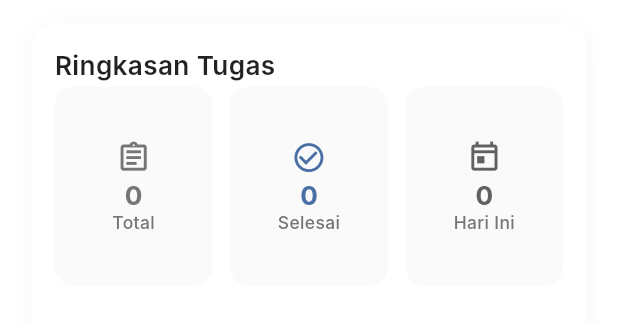
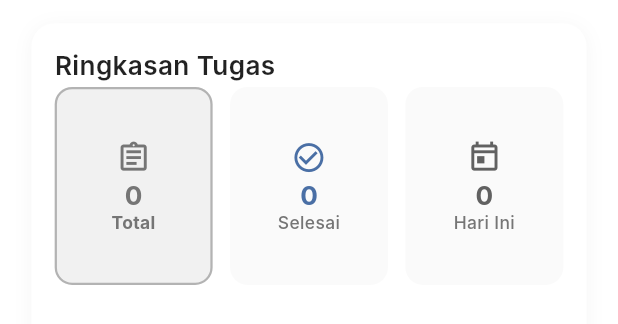
Before and after one commit to MikeNoppo/todolist, a Flutter app: the DashboardOverviewCard widget shown alone on an empty page, opened directly with empty values, on a phone screen of 412 x 824 dp. Shown: the top 324 px of the screen. Run offline on Flutter 3.47's test engine with Material 3 defaults, Android fonts, the phone set to English and light mode, and no system bars; our stand-ins replace flutter_local_notifications, flutter_screenutil, flutter_timezone, shared_preferences, timezone; accounts and stored records are empty; Roboto replaces fonts that are missing (Inter).

Commit message:
feat: Adds selectable stat cards

```diff
--- a/lib/screens/Home/widgets/dashboard/dashboard_overview_card.dart
+++ b/lib/screens/Home/widgets/dashboard/dashboard_overview_card.dart
@@ -6,8 +6,15 @@ import 'stat_card.dart';
 
 class DashboardOverviewCard extends StatelessWidget {
   final List<TodoModel> todos;
+  final String currentFilter;
+  final Function(String) onFilterChanged;
 
-  const DashboardOverviewCard({super.key, required this.todos});
+  const DashboardOverviewCard({
+    super.key,
+    required this.todos,
+    this.currentFilter = 'all',
+    required this.onFilterChanged,
+  });
 
   @override
   Widget build(BuildContext context) {
@@ -16,9 +23,11 @@ class DashboardOverviewCard extends StatelessWidget {
 
     final completedTasks = todos.where((todo) => todo.isCompleted).length;
     final totalTasks = todos.length;
+
+    final now = DateTime.now();
+    final today = DateTime(now.year, now.month, now.day);
+
     final todayTasks = todos.where((todo) {
-      final now = DateTime.now();
-      final today = DateTime(now.year, now.month, now.day);
       final deadline = DateTime(
         todo.deadline.year,
         todo.deadline.month,
@@ -26,20 +35,24 @@ class DashboardOverviewCard extends StatelessWidget {
       );
       return deadline.isAtSameMomentAs(today);
     }).length;
+
     final stats = [
       (
+        id: 'all',
         label: 'Total',
         value: totalTasks.toString(),
         icon: Icons.assignment_outlined,
         color: Colors.grey[600]!,
       ),
       (
+        id: 'completed',
         label: 'Selesai',
         value: completedTasks.toString(),
         icon: Icons.check_circle_outline,
         color: const Color(0xFF4A6FA5),
       ),
       (
+        id: 'today',
         label: 'Hari Ini',
         value: todayTasks.toString(),
         icon: Icons.today_outlined,
@@ -100,6 +113,8 @@ class DashboardOverviewCard extends StatelessWidget {
                     value: item.value,
                     icon: item.icon,
                     color: item.color,
+                    isSelected: currentFilter == item.id,
+                    onTap: () => onFilterChanged(item.id),
                   );
                 },
               );
--- a/lib/screens/Home/widgets/dashboard/stat_card.dart
+++ b/lib/screens/Home/widgets/dashboard/stat_card.dart
@@ -7,6 +7,8 @@ class StatCard extends StatelessWidget {
   final String value;
   final IconData icon;
   final Color color;
+  final VoidCallback? onTap;
+  final bool isSelected;
 
   const StatCard({
     super.key,
@@ -14,18 +16,29 @@ class StatCard extends StatelessWidget {
     required this.value,
     required this.icon,
     required this.color,
+    this.onTap,
+    this.isSelected = false,
   });
 
   @override
   Widget build(BuildContext context) {
-    return Container(
+    return GestureDetector(
+      onTap: onTap,
+      child: AnimatedContainer(
+        duration: const Duration(milliseconds: 200),
         padding: EdgeInsets.symmetric(
           horizontal: AppSizeTokens.space12,
           vertical: 8,
         ),
         decoration: BoxDecoration(
-        color: Colors.grey[50],
+          color: isSelected ? color.withValues(alpha: 0.1) : Colors.grey[50],
           borderRadius: BorderRadius.circular(AppSizeTokens.radius12),
+          border: Border.all(
+            color: isSelected
+                ? color.withValues(alpha: 0.5)
+                : Colors.transparent,
+            width: 1.5,
+          ),
         ),
         child: Column(
           mainAxisAlignment: MainAxisAlignment.center,
@@ -52,13 +65,14 @@ class StatCard extends StatelessWidget {
               textAlign: TextAlign.center,
               style: TextStyle(
                 fontSize: AppSizeTokens.text12,
-              color: Colors.grey[600],
-              fontWeight: FontWeight.w500,
+                color: isSelected ? color : Colors.grey[600],
+                fontWeight: isSelected ? FontWeight.w700 : FontWeight.w500,
                 height: 1.1,
               ),
             ),
           ],
         ),
+      ),
     );
   }
 }
```
Lines whose indentation alone changed are shown as unchanged.
